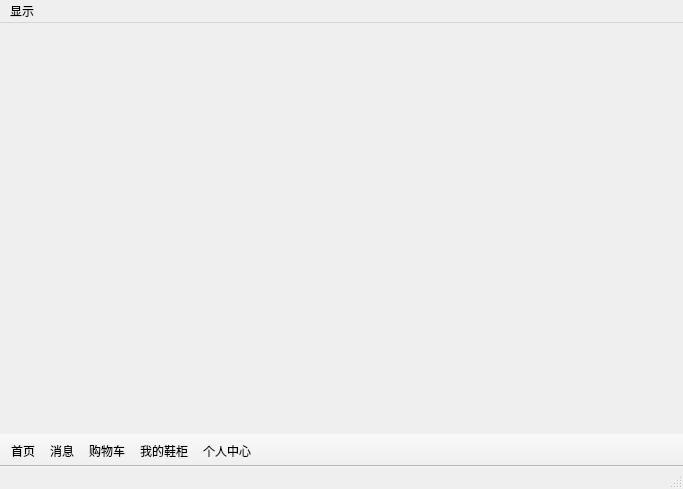
Above: mainwindow.ui from 17636191639/SneakerClient before the change. Below: the same form after it.
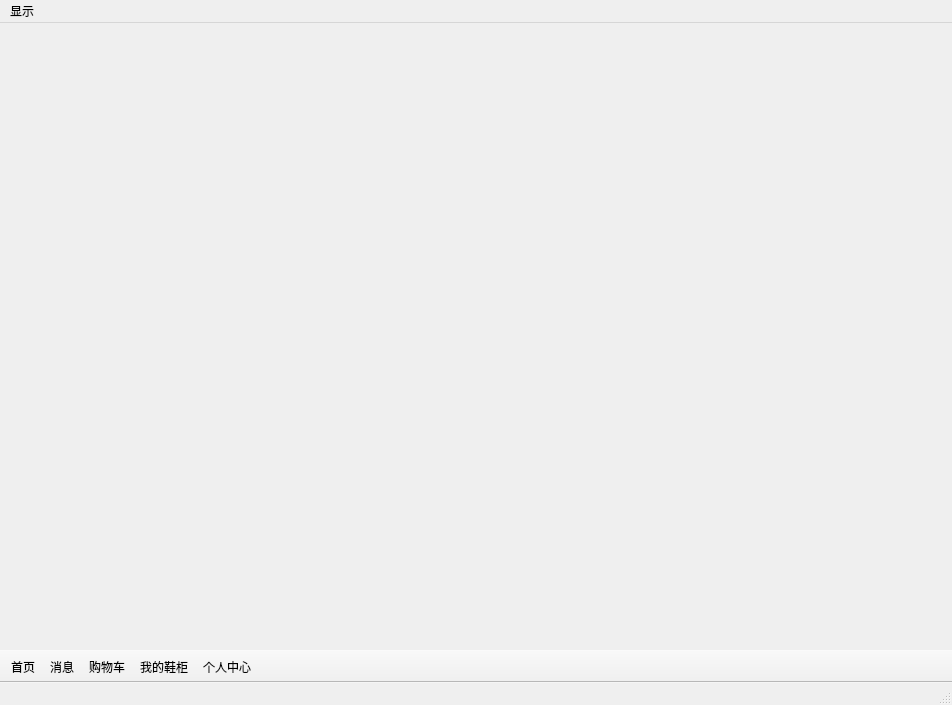
That is the form after the change. Icons and pictures are not drawn.

```diff
--- a/mainwindow.ui
+++ b/mainwindow.ui
@@ -6,8 +6,8 @@
    <rect>
     <x>0</x>
     <y>0</y>
-    <width>683</width>
-    <height>489</height>
+    <width>952</width>
+    <height>705</height>
    </rect>
   </property>
   <property name="windowTitle">
@@ -25,7 +25,7 @@
     <rect>
      <x>0</x>
      <y>0</y>
-     <width>683</width>
+     <width>952</width>
      <height>26</height>
     </rect>
    </property>
```
